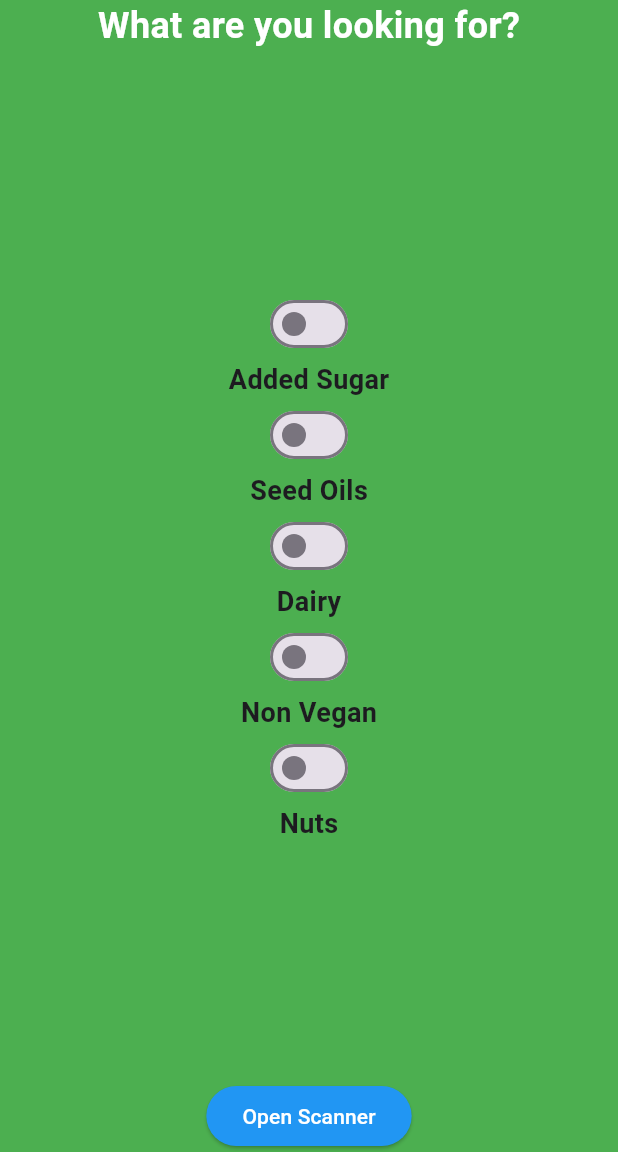
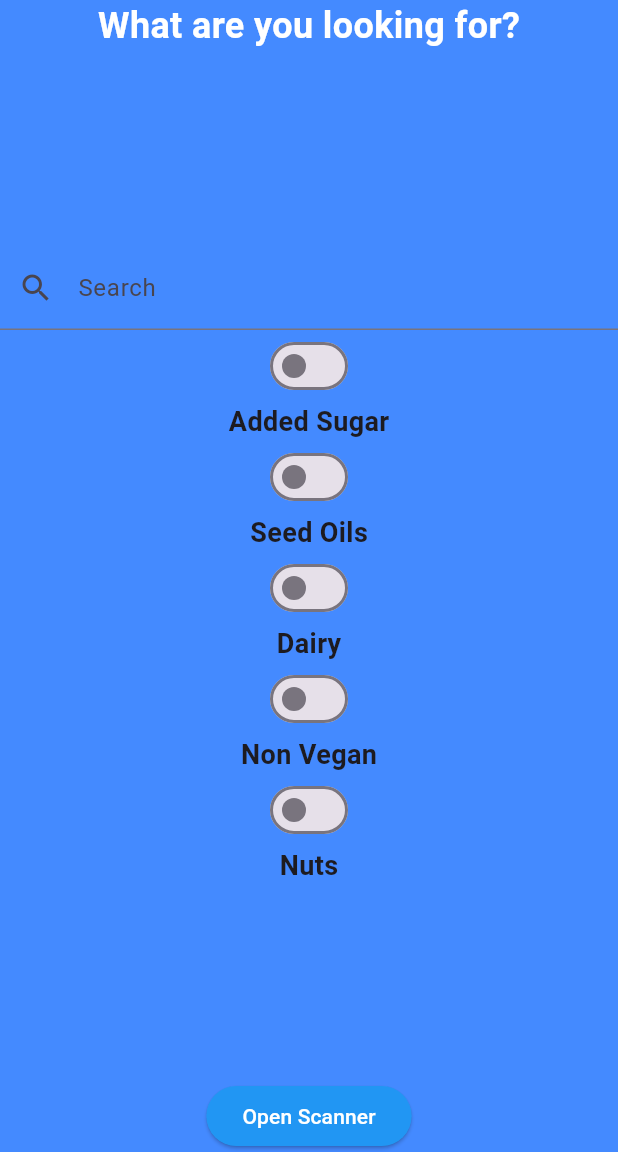
Before and after one commit to DylanBozarth/whats-in-my-food, a Flutter app: the screen it shows after launch, on a phone screen of 412 x 824 dp, the part 84-1236 px from its top. Run offline on Flutter 3.47's test engine with Material 3 defaults, Android fonts, the phone set to English and light mode, and no system bars; missing offline and left inert: simple_barcode_scanner; Roboto replaces fonts that are missing (Arial).

Commit message:
search bar

```diff
--- a/lib/main.dart
+++ b/lib/main.dart
@@ -10,6 +10,7 @@ void main() {
 }
 
 // TODO make it look nice
+// TODO add search bar for categories
 
 class MyApp extends StatelessWidget {
   const MyApp({Key? key}) : super(key: key);
@@ -23,6 +24,21 @@ class MyApp extends StatelessWidget {
       ),
       home: const HomePage(),
     );
+  }
+}
+
+List<String> _filteredNames = [];
+TextEditingController _searchController = TextEditingController();
+void _filterList(String query) {
+  List<String> filteredList = [];
+  if (query.isNotEmpty) {
+    for (String name in _toggleNames) {
+      if (name.toLowerCase().contains(query.toLowerCase())) {
+        filteredList.add(name);
+      }
+    }
+  } else {
+    filteredList.addAll(_toggleNames);
   }
 }
 
@@ -53,7 +69,7 @@ class _HomePageState extends State<HomePage> {
         centerTitle: true,
         backgroundColor: Colors.deepOrangeAccent,
       ),
-      backgroundColor: Colors.green,
+      backgroundColor: Colors.blueAccent,
       body: Column(
         mainAxisAlignment: MainAxisAlignment.spaceBetween,
         children: [
@@ -72,7 +88,15 @@ class _HomePageState extends State<HomePage> {
               // Add other widgets as needed
             ],
           ),
-          const Column(children: [
+          Column(children: [
+            TextField(
+                controller: _searchController,
+                onChanged: _filterList,
+                decoration: const InputDecoration(
+                  labelText: 'Search',
+                  hintText: 'Search for toggle',
+                  prefixIcon: Icon(Icons.search),
+                )),
             ToggleSwitch(
               passedName: "Added Sugar",
             ),
```
